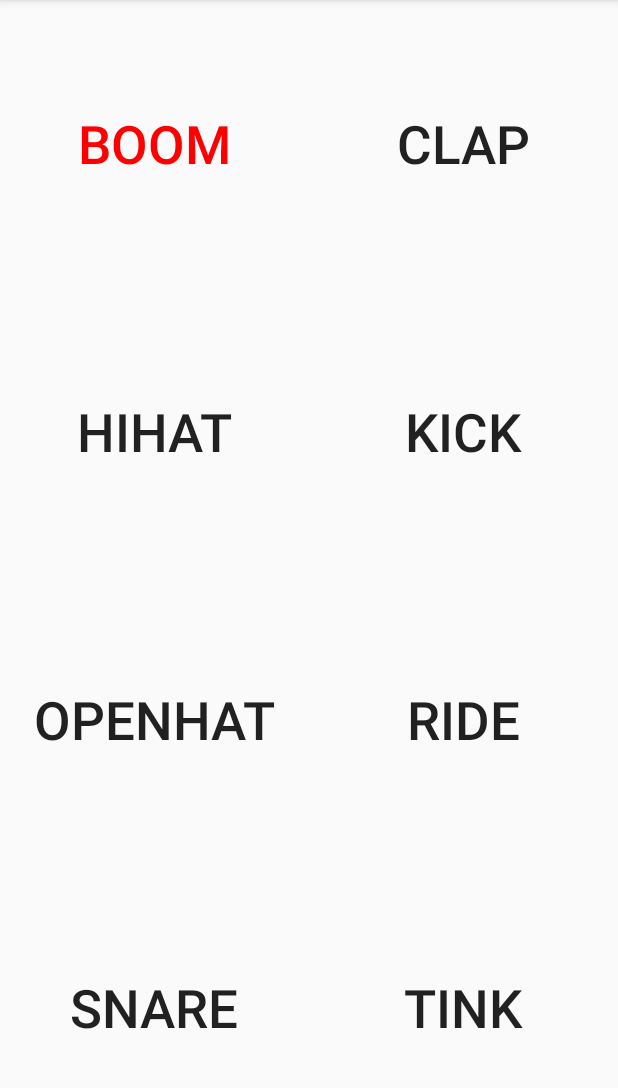
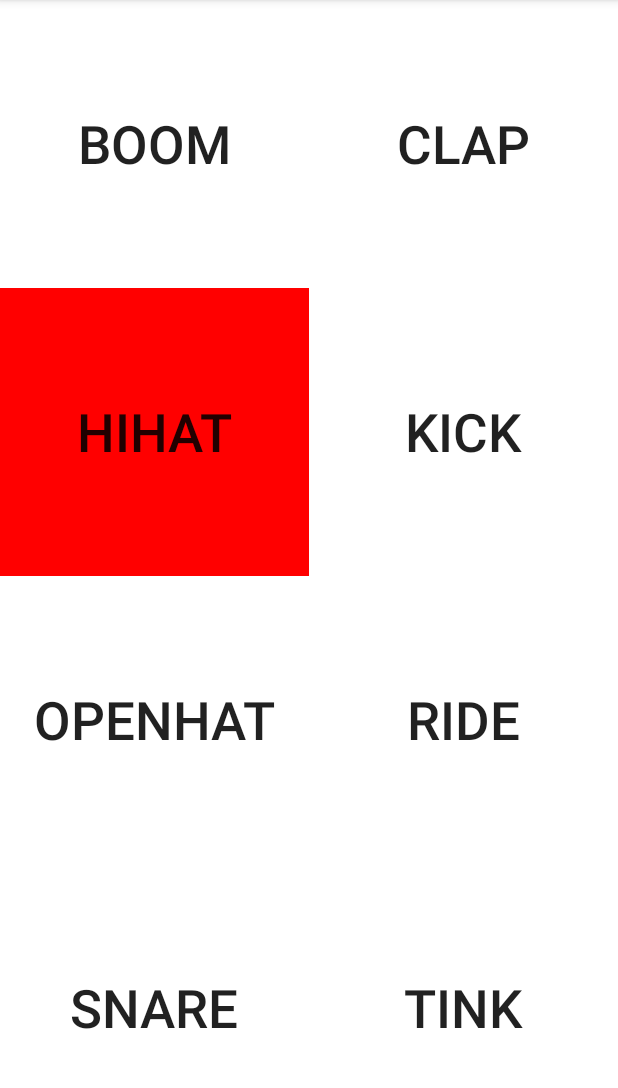
Before and after one commit to Sirius1888/dubstepPads, an Android app: the screen it shows after launch (MainActivity), after a tap on "HIHAT", on a phone screen of 412 x 824 dp, the part 84-1172 px from its top. Run offline under Robolectric (Android 15) with nearby library versions, the phone set to English and light mode, and no system bars; 2 other taps on this screen came first.

Commit message:
added: change background buttons

```diff
--- a/app/src/main/java/com/example/myapplication/MainActivity.kt
+++ b/app/src/main/java/com/example/myapplication/MainActivity.kt
@@ -1,7 +1,9 @@
 package com.example.myapplication
 
+import android.animation.ValueAnimator
 import android.content.Context
 import android.graphics.Color
+import android.graphics.Color.WHITE
 import android.media.AudioManager
 import android.media.AudioManager.STREAM_MUSIC
 import android.media.SoundPool
@@ -9,6 +11,8 @@ import androidx.appcompat.app.AppCompatActivity
 import android.os.Bundle
 import android.os.Handler
 import android.view.View
+import android.view.animation.Animation
+import android.widget.Button
 import androidx.core.os.postDelayed
 import kotlinx.android.synthetic.main.activity_main.*
 import java.io.IOException
@@ -50,83 +54,115 @@ class MainActivity : AppCompatActivity() {
         tinkPlaySound(soundIdTink)
 
     }
+    private fun resetColor(button: Button) {
+        Handler().postDelayed({
+            button.setBackgroundColor(getResources().getColor(R.color.whiteButtons))
+        }, 1010)
+    }
+
+    private fun resetColor() {
+        Handler().postDelayed({
+            boom_play_sound_button.setBackgroundColor(getResources().getColor(R.color.whiteButtons))
+            clap_play_sound_button.setBackgroundColor(getResources().getColor(R.color.whiteButtons))
+            hihat_play_sound_button.setBackgroundColor(getResources().getColor(R.color.whiteButtons))
+            kick_play_sound_button.setBackgroundColor(getResources().getColor(R.color.whiteButtons))
+            openhat_play_sound_button.setBackgroundColor(getResources().getColor(R.color.whiteButtons))
+            ride_play_sound_button.setBackgroundColor(getResources().getColor(R.color.whiteButtons))
+            snare_play_sound_button.setBackgroundColor(getResources().getColor(R.color.whiteButtons))
+            tink_play_sound_button.setBackgroundColor(getResources().getColor(R.color.whiteButtons))
+        }, 1010)
+    }
+
+
+    fun changColorAnim(button: Button) {
+        val anim: ValueAnimator = ValueAnimator.ofFloat(0f, 1f)
+        anim.setDuration(1000)
+        val hsv: FloatArray = floatArrayOf(0f,1f,1f)
+        var runColor: Int
+
+        anim.addUpdateListener(ValueAnimator.AnimatorUpdateListener() { animation: ValueAnimator ->
+            hsv[0] = 360 * animation.animatedFraction // 360 * animation.animatedFraction
+            runColor = Color.HSVToColor(hsv)
+            button.setBackgroundColor(runColor)
+
+        })
+        anim.repeatCount = Animation.ABSOLUTE
+        anim.start()
+    }
+
 
     fun boomPlaySound(soundIdBoom: Int) {
         boom_play_sound_button.setOnClickListener {
             soundPool.play(soundIdBoom, 1F, 1F,0,0, 1F)
-            mRunnable = Runnable {
-                boom_play_sound_button.setBackgroundColor(randomHSVColor())
-                mHandler.postDelayed(mRunnable, 100)
-            }
+            changColorAnim(boom_play_sound_button)
+//            resetColor(boom_play_sound_button)
+            resetColor()
+        }
 
-//            val timer = Timer()
-//            val monitor = object : TimerTask() {
-//                override fun run() {
-//                boom_play_sound_button.setBackgroundColor(resources.getColor(R.color.myColor))
-//                }
-//            }
-//            timer.schedule(monitor, 100, 100)
-
-
-        }
     }
 
-    fun randomHSVColor(): Int {
-        // Generate a random hue value between 0 to 360
-        val hue = mRandom.nextInt(361)
-        // We make the color depth full
-        val saturation = 1.0f
-        // We make a full bright color
-        val value = 1.0f
-        // We avoid color transparency
-        val alpha = 255
-        // Finally, generate the color
-        // Return the color
-        return Color.HSVToColor(alpha, floatArrayOf(hue.toFloat(), saturation, value))
-    }
 
 
     private fun clapPlaySound(soundIdClap: Int) {
         clap_play_sound_button.setOnClickListener {
             soundPool.play(soundIdClap, 1F, 1F,0,0, 1F)
-            boom_play_sound_button.setTextColor(randomHSVColor())
-
+            changColorAnim(clap_play_sound_button)
+//            resetColor(clap_play_sound_button)
+            resetColor()
         }
     }
 
     private fun hihatPlaySound(soundIdHihat: Int) {
         hihat_play_sound_button.setOnClickListener {
             soundPool.play(soundIdHihat, 1F, 1F,0,0, 1F)
+            changColorAnim(hihat_play_sound_button)
+//            resetColor(hihat_play_sound_button)
+            resetColor()
         }
     }
 
     private fun kickPlaySound(soundIdKick: Int) {
         kick_play_sound_button.setOnClickListener {
             soundPool.play(soundIdKick, 1F, 1F,0,0, 1F)
+            changColorAnim(kick_play_sound_button)
+//            resetColor(kick_play_sound_button)
+            resetColor()
         }
     }
 
     private fun openhatPlaySound(soundIdOpenHat: Int) {
         openhat_play_sound_button.setOnClickListener {
             soundPool.play(soundIdOpenHat, 1F, 1F,0,0, 1F)
+            changColorAnim(openhat_play_sound_button)
+//            resetColor(openhat_play_sound_button)
+            resetColor()
         }
     }
 
     private fun ridePlaySound(soundIdRide: Int) {
         ride_play_sound_button.setOnClickListener {
             soundPool.play(soundIdRide, 1F, 1F,0,0, 1F)
+            changColorAnim(ride_play_sound_button)
+//            resetColor(ride_play_sound_button)
+            resetColor()
         }
     }
 
     private fun snarePlaySound(soundIdSnare: Int) {
         snare_play_sound_button.setOnClickListener {
             soundPool.play(soundIdSnare, 1F, 1F,0,0, 1F)
+            changColorAnim(snare_play_sound_button)
+//            resetColor(snare_play_sound_button)
+            resetColor()
         }
     }
 
     private fun tinkPlaySound(soundIdTink: Int) {
         tink_play_sound_button.setOnClickListener {
             soundPool.play(soundIdTink, 1F, 1F,0,0, 1F)
+            changColorAnim(tink_play_sound_button)
+//            resetColor(tink_play_sound_button)
+            resetColor()
         }
     }
 }
--- a/app/src/main/res/values/colors.xml
+++ b/app/src/main/res/values/colors.xml
@@ -4,4 +4,5 @@
     <color name="colorPrimaryDark">#00574B</color>
     <color name="colorAccent">#D81B60</color>
     <color name="myColor">#9C27B0</color>
+    <color name="whiteButtons">#fff</color>
 </resources>
```
